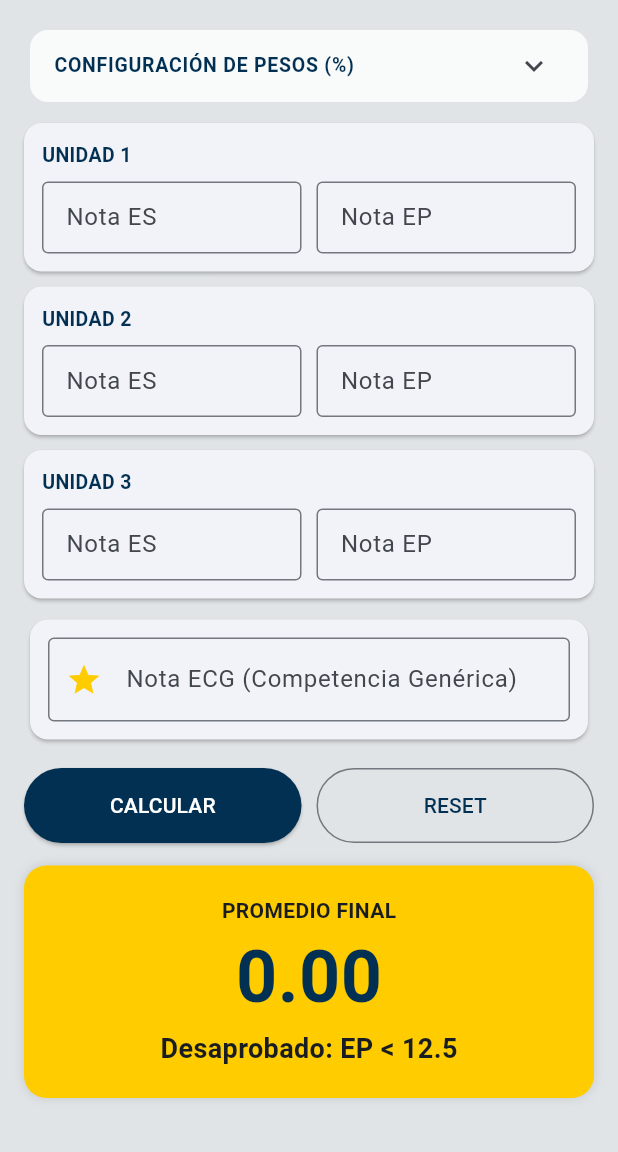
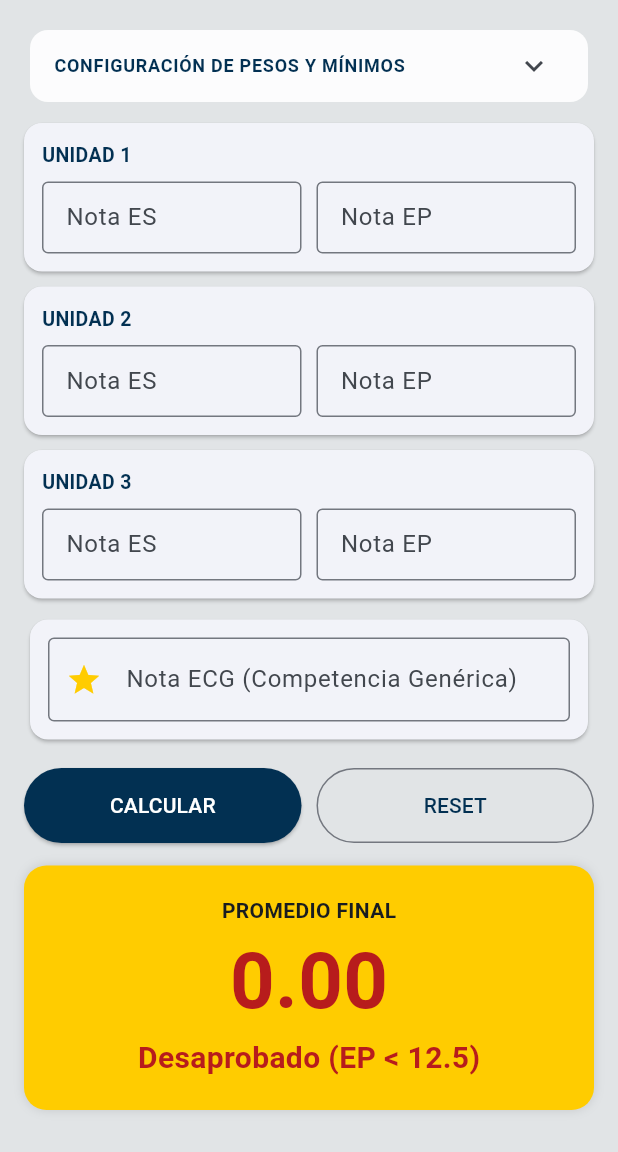
Before and after one commit to arlysanchez/academic-check, a Flutter app: the screen it shows after launch, after a tap on "CALCULAR", on a phone screen of 412 x 824 dp, the part 84-1236 px from its top. Run offline on Flutter 3.47's test engine with Material 3 defaults, Android fonts, the phone set to English and light mode, and no system bars.

Commit message:
Update main.dart

```diff
--- a/lib/main.dart
+++ b/lib/main.dart
@@ -1,5 +1,7 @@
+
 import 'package:flutter/material.dart';
 import 'splash_screen.dart';
+
 
 void main() {
   runApp(const MyApp());
@@ -11,7 +13,7 @@ class MyApp extends StatelessWidget {
   @override
   Widget build(BuildContext context) {
     return MaterialApp(
-      title: 'Calculadora de Notas',
+      title: 'Calculadora Académica',
       debugShowCheckedModeBanner: false,
       theme: ThemeData(
         colorScheme: ColorScheme.fromSeed(
@@ -21,7 +23,7 @@ class MyApp extends StatelessWidget {
         ),
         useMaterial3: true,
       ),
-      home: const SplashScreen(),
+     home: const SplashScreen(),
     );
   }
 }
@@ -34,10 +36,9 @@ class PromedioPage extends StatefulWidget {
 }
 
 class _PromedioPageState extends State<PromedioPage> {
-  // Estado para colapsar/expandir pesos
   bool _pesosExpandidos = false;
 
-  // --- CONTROLADORES DE NOTAS ---
+  // --- NOTAS ---
   final _u1Es = TextEditingController();
   final _u1Ep = TextEditingController();
   final _u2Es = TextEditingController();
@@ -46,7 +47,7 @@ class _PromedioPageState extends State<PromedioPage> {
   final _u3Ep = TextEditingController();
   final _ecg = TextEditingController();
 
-  // --- CONTROLADORES DE PESOS ---
+  // --- PESOS (Valores por defecto de tu imagen) ---
   final _wU1Es = TextEditingController(text: "5");
   final _wU1Ep = TextEditingController(text: "15");
   final _wU2Es = TextEditingController(text: "5");
@@ -58,11 +59,15 @@ class _PromedioPageState extends State<PromedioPage> {
   final _wTotalEp = TextEditingController(text: "70");
   final _wTotalEcg = TextEditingController(text: "10");
 
+  final _notaMinima = TextEditingController(text: "13"); // Configurado a 13
+
   double? _notaFinal;
   String _mensaje = "";
+  Color _colorEstado = Colors.red;
 
   void _calcular() {
     setState(() {
+      // Captura de notas
       double nU1es = double.tryParse(_u1Es.text) ?? 0;
       double nU1ep = double.tryParse(_u1Ep.text) ?? 0;
       double nU2es = double.tryParse(_u2Es.text) ?? 0;
@@ -71,6 +76,7 @@ class _PromedioPageState extends State<PromedioPage> {
       double nU3ep = double.tryParse(_u3Ep.text) ?? 0;
       double nEcg = double.tryParse(_ecg.text) ?? 0;
 
+      // Captura de pesos
       double wU1es = double.tryParse(_wU1Es.text) ?? 0;
       double wU1ep = double.tryParse(_wU1Ep.text) ?? 0;
       double wU2es = double.tryParse(_wU2Es.text) ?? 0;
@@ -78,22 +84,41 @@ class _PromedioPageState extends State<PromedioPage> {
       double wU3es = double.tryParse(_wU3Es.text) ?? 0;
       double wU3ep = double.tryParse(_wU3Ep.text) ?? 0;
 
-      double wT_Es = (double.tryParse(_wTotalEs.text) ?? 0) / 100;
-      double wT_Ep = (double.tryParse(_wTotalEp.text) ?? 0) / 100;
-      double wT_Ecg = (double.tryParse(_wTotalEcg.text) ?? 0) / 100;
+      double wT_Es = (double.tryParse(_wTotalEs.text) ?? 20) / 100;
+      double wT_Ep = (double.tryParse(_wTotalEp.text) ?? 70) / 100;
+      double wT_Ecg = (double.tryParse(_wTotalEcg.text) ?? 10) / 100;
+      double minAprobacion = double.tryParse(_notaMinima.text) ?? 13.0;
 
+      // 1. Calcular Promedio Ponderado de Productos (EP)
+      double sumaPesosEp = wU1ep + wU2ep + wU3ep;
+      double promedioEP = sumaPesosEp > 0
+          ? (nU1ep * wU1ep + nU2ep * wU2ep + nU3ep * wU3ep) / sumaPesosEp
+          : 0;
+
+      // 2. Calcular Promedio Ponderado Formativo (ES)
       double sumaPesosEs = wU1es + wU2es + wU3es;
-      double sumaPesosEp = wU1ep + wU2ep + wU3ep;
+      double promedioES = sumaPesosEs > 0
+          ? (nU1es * wU1es + nU2es * wU2es + nU3es * wU3es) / sumaPesosEs
+          : 0;
 
-      double promedioES = sumaPesosEs > 0 ? (nU1es * wU1es + nU2es * wU2es + nU3es * wU3es) / sumaPesosEs : 0;
-      double promedioEP = sumaPesosEp > 0 ? (nU1ep * wU1ep + nU2ep * wU2ep + nU3ep * wU3ep) / sumaPesosEp : 0;
+      // --- LÓGICA DE NEGOCIO ---
+      if (promedioEP < 12.50) {
+        // REGLA (**): Si EP < 12.5, la nota final es directamente el promedio de EP
+        _notaFinal = promedioEP;
+        _mensaje = "Desaprobado (EP < 12.5)";
+        _colorEstado = Colors.red.shade900;
+      } else {
+        // REGLA (*): Si EP >= 12.5, se aplica la fórmula ponderada global
+        _notaFinal = (promedioES * wT_Es) + (promedioEP * wT_Ep) + (nEcg * wT_Ecg);
 
-      if (promedioEP < 12.50) {
-        _notaFinal = promedioEP;
-        _mensaje = "Desaprobado: EP < 12.5";
-      } else {
-        _notaFinal = (promedioES * wT_Es) + (promedioEP * wT_Ep) + (nEcg * wT_Ecg);
-        _mensaje = _notaFinal! >= 10.5 ? "¡Aprobado!" : "Desaprobado";
+        // Verificar si alcanza la nota mínima de 13
+        if (_notaFinal! >= minAprobacion) {
+          _mensaje = "¡Aprobado!";
+          _colorEstado = const Color(0xFF023052); // Azul oscuro
+        } else {
+          _mensaje = "Desaprobado (Nota < $minAprobacion)";
+          _colorEstado = Colors.red.shade900;
+        }
       }
     });
   }
@@ -104,6 +129,7 @@ class _PromedioPageState extends State<PromedioPage> {
         c.clear();
       }
       _notaFinal = null;
+      _mensaje = "";
     });
   }
 
@@ -120,16 +146,16 @@ class _PromedioPageState extends State<PromedioPage> {
         padding: const EdgeInsets.all(16),
         child: Column(
           children: [
-            // --- SECCIÓN DE PESOS COLAPSABLE ---
+            // CONFIGURACIÓN DE PESOS (COLAPSABLE)
             Card(
               elevation: 0,
-              color: Colors.white.withOpacity(0.8),
+              color: Colors.white.withOpacity(0.9),
               child: Column(
                 children: [
                   ListTile(
                     onTap: () => setState(() => _pesosExpandidos = !_pesosExpandidos),
-                    title: const Text("CONFIGURACIÓN DE PESOS (%)",
-                      style: TextStyle(fontWeight: FontWeight.bold, fontSize: 13, color: Color(0xFF023052))),
+                    title: const Text("CONFIGURACIÓN DE PESOS Y MÍNIMOS",
+                      style: TextStyle(fontWeight: FontWeight.bold, fontSize: 12, color: Color(0xFF023052))),
                     trailing: Icon(_pesosExpandidos ? Icons.keyboard_arrow_up : Icons.keyboard_arrow_down),
                     dense: true,
                   ),
@@ -150,7 +176,9 @@ class _PromedioPageState extends State<PromedioPage> {
                               const SizedBox(width: 5),
                               Expanded(child: _buildSmallInput(_wTotalEcg, "T. ECG %")),
                             ],
-                          )
+                          ),
+                          const SizedBox(height: 10),
+                          _buildSmallInput(_notaMinima, "NOTA MÍNIMA PARA APROBAR"),
                         ],
                       ),
                     ),
@@ -160,7 +188,6 @@ class _PromedioPageState extends State<PromedioPage> {
 
             const SizedBox(height: 10),
 
-            // --- SECCIÓN DE NOTAS ---
             _buildUnidadCard("UNIDAD 1", _u1Es, "Nota ES", _u1Ep, "Nota EP"),
             _buildUnidadCard("UNIDAD 2", _u2Es, "Nota ES", _u2Ep, "Nota EP"),
             _buildUnidadCard("UNIDAD 3", _u3Es, "Nota ES", _u3Ep, "Nota EP"),
@@ -220,8 +247,8 @@ class _PromedioPageState extends State<PromedioPage> {
                   children: [
                     const Text("PROMEDIO FINAL", style: TextStyle(fontWeight: FontWeight.bold)),
                     Text(_notaFinal!.toStringAsFixed(2),
-                      style: const TextStyle(fontSize: 48, fontWeight: FontWeight.bold, color: Color(0xFF023052))),
-                    Text(_mensaje, style: const TextStyle(fontSize: 18, fontWeight: FontWeight.bold)),
+                      style: TextStyle(fontSize: 52, fontWeight: FontWeight.bold, color: _colorEstado)),
+                    Text(_mensaje, style: TextStyle(fontSize: 20, fontWeight: FontWeight.bold, color: _colorEstado)),
                   ],
                 ),
               )
```
